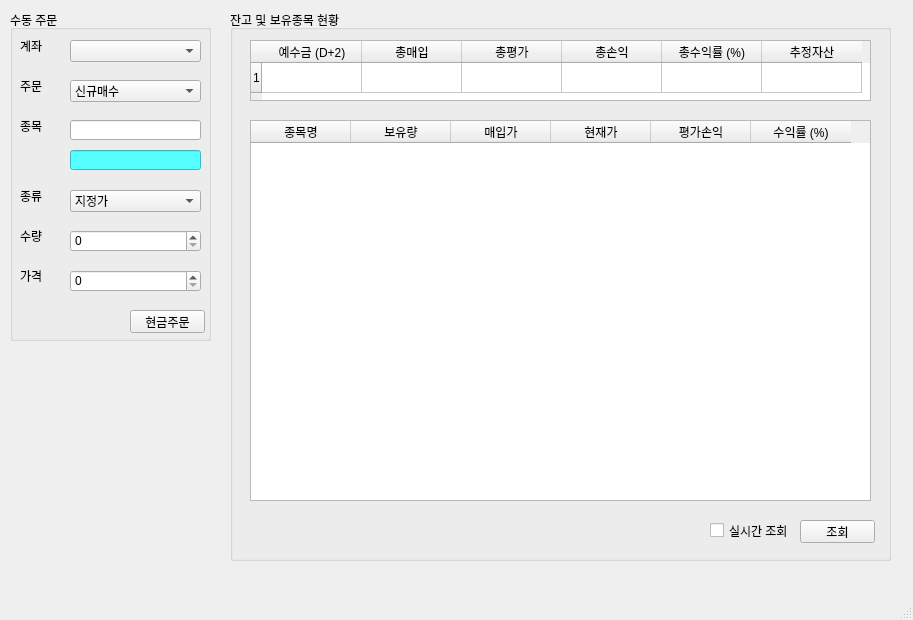
Old version of the form pytrader.ui in the repository Soonseok/AutoStock_project.
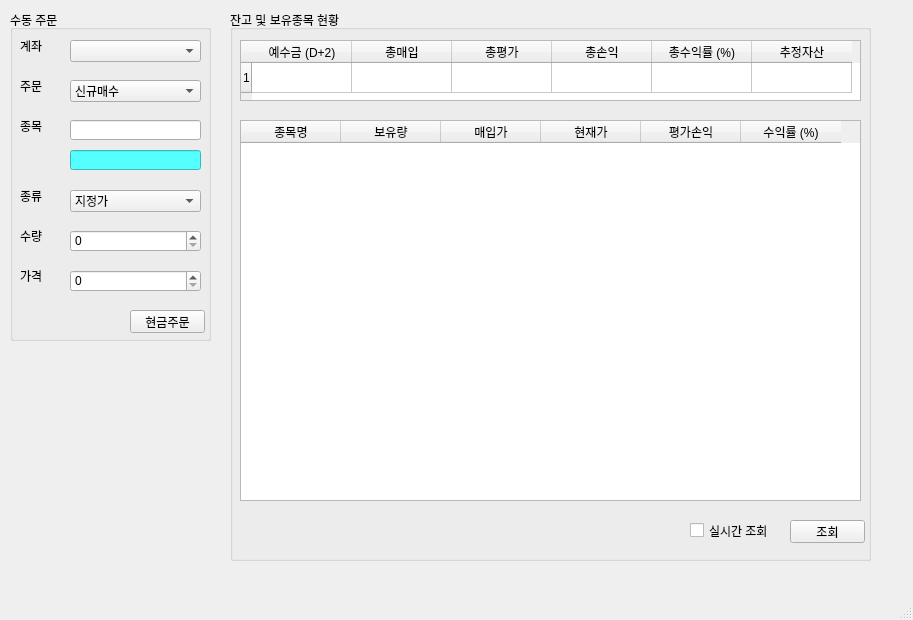
New version of the form. Icons and pictures are not drawn.

What changed in the file:
```diff
--- a/pytrader.ui
+++ b/pytrader.ui
@@ -239,7 +239,7 @@
      <rect>
       <x>230</x>
       <y>10</y>
-      <width>661</width>
+      <width>641</width>
       <height>551</height>
      </rect>
     </property>
@@ -249,7 +249,7 @@
     <widget class="QTableWidget" name="tableWidget">
      <property name="geometry">
       <rect>
-       <x>20</x>
+       <x>10</x>
        <y>30</y>
        <width>621</width>
        <height>61</height>
@@ -293,7 +293,7 @@
     <widget class="QTableWidget" name="tableWidget_2">
      <property name="geometry">
       <rect>
-       <x>20</x>
+       <x>10</x>
        <y>110</y>
        <width>621</width>
        <height>381</height>
@@ -333,7 +333,7 @@
     <widget class="QCheckBox" name="checkBox">
      <property name="geometry">
       <rect>
-       <x>480</x>
+       <x>460</x>
        <y>510</y>
        <width>81</width>
        <height>21</height>
@@ -346,7 +346,7 @@
     <widget class="QPushButton" name="pushButton_2">
      <property name="geometry">
       <rect>
-       <x>570</x>
+       <x>560</x>
        <y>510</y>
        <width>75</width>
        <height>23</height>
```
